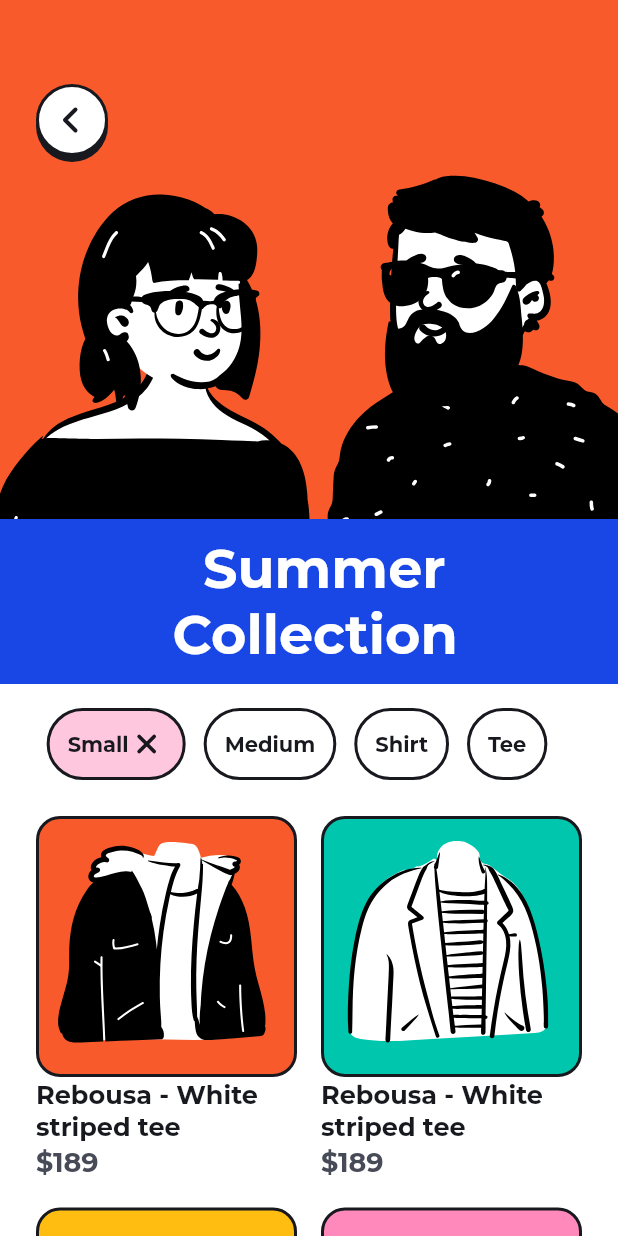
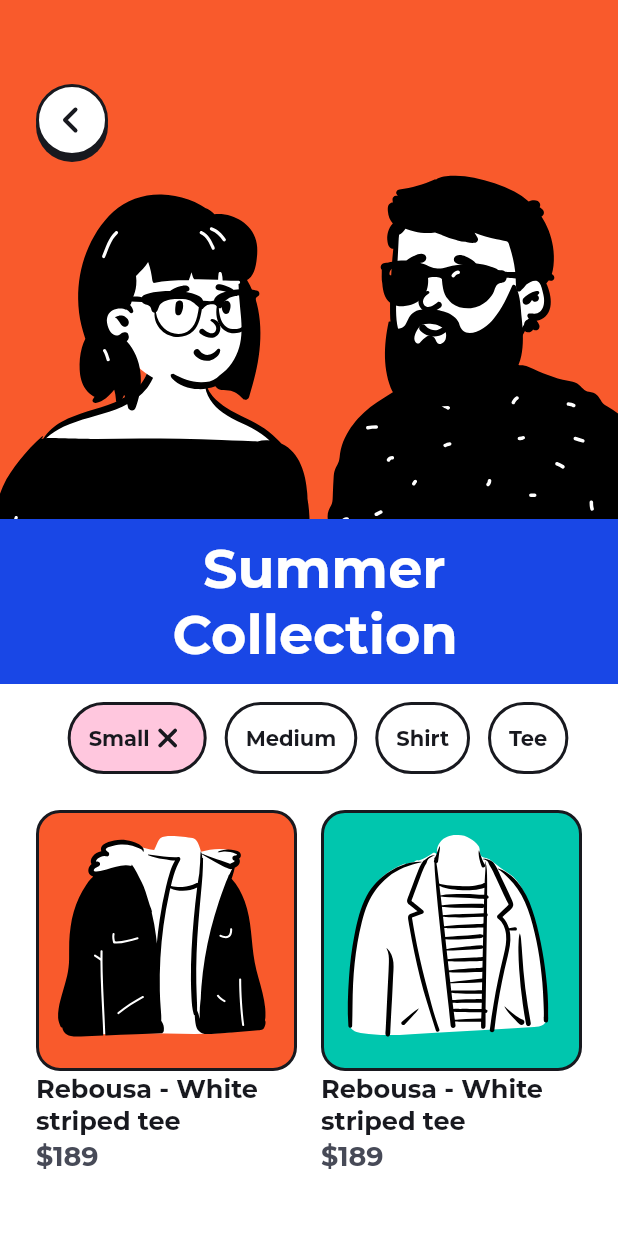
Before and after one commit to nathansdev/ContraFlutterKit, a Flutter app: the ShoppingListPageTwo screen opened by its route, on a phone screen of 412 x 824 dp. Run offline on Flutter 3.47's test engine with Material 2 defaults, Android fonts, the phone set to English and light mode, and no system bars; our stand-ins replace flutter_svg; project files that could hold a hidden picture were left out.

Commit message:
shopping screens ui issues fixed

```diff
--- a/lib/blog/blog_card_type_three.dart
+++ b/lib/blog/blog_card_type_three.dart
@@ -120,7 +120,7 @@ class BlogCardTypeThree extends StatelessWidget {
                 mainAxisAlignment: MainAxisAlignment.spaceBetween,
                 children: <Widget>[
                   Expanded(
-                    flex: 1,
+                    flex: 2,
                     child: Row(
                       children: <Widget>[
                         Expanded(
@@ -141,9 +141,6 @@ class BlogCardTypeThree extends StatelessWidget {
                               )
                             ],
                           ),
-                        ),
-                        SizedBox(
-                          width: 20,
                         ),
                         Expanded(
                           flex: 1,
--- a/lib/blog/blog_detail_page.dart
+++ b/lib/blog/blog_detail_page.dart
@@ -23,7 +23,7 @@ class _BlogDetailPageState extends State<BlogDetailPage> {
           height: MediaQuery.of(context).size.height,
           alignment: Alignment.topCenter,
           child: CustomAppBar(
-            height: 150 - statusBarHeight,
+            height: kToolbarHeight + statusBarHeight + statusBarHeight,
             child: Column(
               mainAxisAlignment: MainAxisAlignment.end,
               children: [
--- a/lib/custom_widgets/button_plain.dart
+++ b/lib/custom_widgets/button_plain.dart
@@ -33,6 +33,7 @@ class ButtonPlain extends StatelessWidget {
         textColor: textColor,
         child: Text(
           text,
+          maxLines: 1,
           style: TextStyle(
               fontSize: textSize != null ? textSize : 12,
               fontWeight: FontWeight.w800),
--- a/lib/custom_widgets/chips_filter_widget.dart
+++ b/lib/custom_widgets/chips_filter_widget.dart
@@ -26,8 +26,9 @@ class _ChipsFilterWidgetState extends State<ChipsFilterWidget> {
   @override
   Widget build(BuildContext context) {
     return Padding(
-      padding: const EdgeInsets.only(right: 16.0, top: 16.0),
+      padding: const EdgeInsets.only(left: 12.0),
       child: Wrap(
+        alignment: WrapAlignment.start,
         spacing: 12,
         runSpacing: 12,
         children: List<Widget>.generate(
--- a/lib/shopping/shop_grid_item.dart
+++ b/lib/shopping/shop_grid_item.dart
@@ -14,7 +14,6 @@ class ShopGridItemWidget extends StatelessWidget {
   Widget build(BuildContext context) {
     return GestureDetector(
       onTap: onTap,
-      child: Container(
       child: Column(
         mainAxisSize: MainAxisSize.min,
         children: <Widget>[
@@ -40,10 +39,9 @@ class ShopGridItemWidget extends StatelessWidget {
               shopItem.name,
               maxLines: 2,
               textAlign: TextAlign.start,
+              overflow: TextOverflow.ellipsis,
               style: TextStyle(
-                    color: wood_smoke,
-                    fontSize: 17,
-                    fontWeight: FontWeight.bold),
+                  color: wood_smoke, fontSize: 17, fontWeight: FontWeight.bold),
             ),
           ),
           SizedBox(
@@ -54,13 +52,14 @@ class ShopGridItemWidget extends StatelessWidget {
             child: Text(
               "\$" + shopItem.price,
               textAlign: TextAlign.start,
+              overflow: TextOverflow.ellipsis,
+              maxLines: 1,
               style: TextStyle(
                   color: trout, fontSize: 18, fontWeight: FontWeight.w800),
             ),
           ),
         ],
       ),
-      ),
     );
   }
 }
--- a/lib/shopping/shopping_card_pager.dart
+++ b/lib/shopping/shopping_card_pager.dart
@@ -19,21 +19,21 @@ class _ShoppingCardPagerState extends State<ShoppingCardPager> {
       categoryBig: CategoryBig(
           bgColor: lightening_yellow,
           startColor: lightening_yellow,
-          name: "Summer Collection",
+          name: "Summer \nCollection",
           image: "assets/images/shopping/peep_glass.svg"),
     ),
     ShoppingCardPagerItem(
       categoryBig: CategoryBig(
           bgColor: lightening_yellow,
           startColor: lightening_yellow,
-          name: "Tee Shirts",
+          name: "Tee \nShirts",
           image: "assets/images/shopping/peep_glass.svg"),
     ),
     ShoppingCardPagerItem(
       categoryBig: CategoryBig(
           bgColor: lightening_yellow,
           startColor: lightening_yellow,
-          name: "Formal Pants",
+          name: "Formal \nPants",
           image: "assets/images/shopping/peep_glass.svg"),
     )
   ];
--- a/lib/shopping/shopping_list_page_type_two.dart
+++ b/lib/shopping/shopping_list_page_type_two.dart
@@ -117,6 +117,8 @@ class _ShoppingListPageTwoState extends State<ShoppingListPageTwo> {
                       child: Text(
                         "   Summer \n Collection",
                         textAlign: TextAlign.start,
+                        maxLines: 2,
+                        overflow: TextOverflow.ellipsis,
                         style: TextStyle(
                             color: white,
                             fontSize: 36,
@@ -125,15 +127,18 @@ class _ShoppingListPageTwoState extends State<ShoppingListPageTwo> {
                     ),
                   ],
                 ),
-                ChipsFilterWidget(
-                  filters: _filters,
+                Padding(
+                  padding: const EdgeInsets.only(top: 12.0),
+                  child: ChipsFilterWidget(
+                    filters: _filters,
+                  ),
                 ),
                 GridView.builder(
                     padding: EdgeInsets.all(24),
                     gridDelegate: new SliverGridDelegateWithFixedCrossAxisCount(
                       crossAxisCount: 2,
                       crossAxisSpacing: 16,
-                      childAspectRatio: (1 / 1.5),
+                      childAspectRatio: (1 / 1.7),
                     ),
                     controller: new ScrollController(keepScrollOffset: false),
                     shrinkWrap: true,
```
Also changed, not shown: lib/custom_widgets/pager_image_view.dart (+2 -5 lines), lib/shopping/shopping_card_pager_item.dart (+10 -5 lines), lib/shopping/shopping_list_page_type_one.dart (+7 -2 lines). Lines whose indentation alone changed are shown as unchanged.
